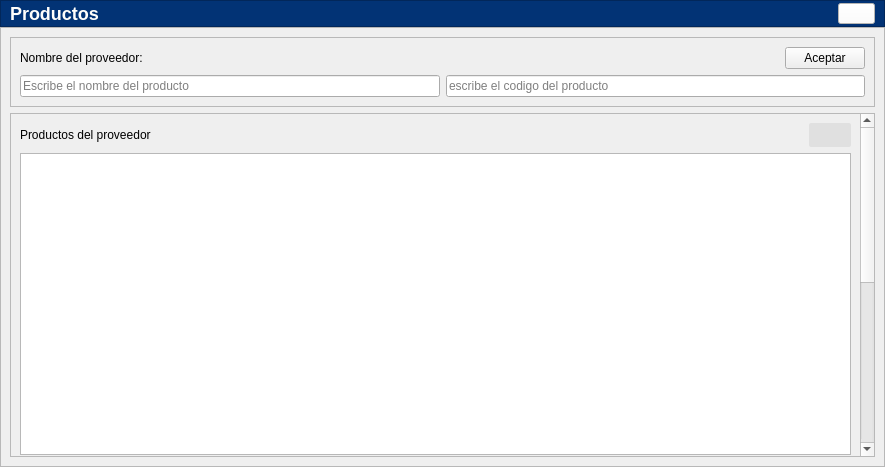
Above: app/View/UserInterfaceUi/UI_SELECCIONAR_PRODUCTOS_DEL_VENDEDOR.ui from LAngelVp/software-punto-de-venta before the change. Below: the same form after it.
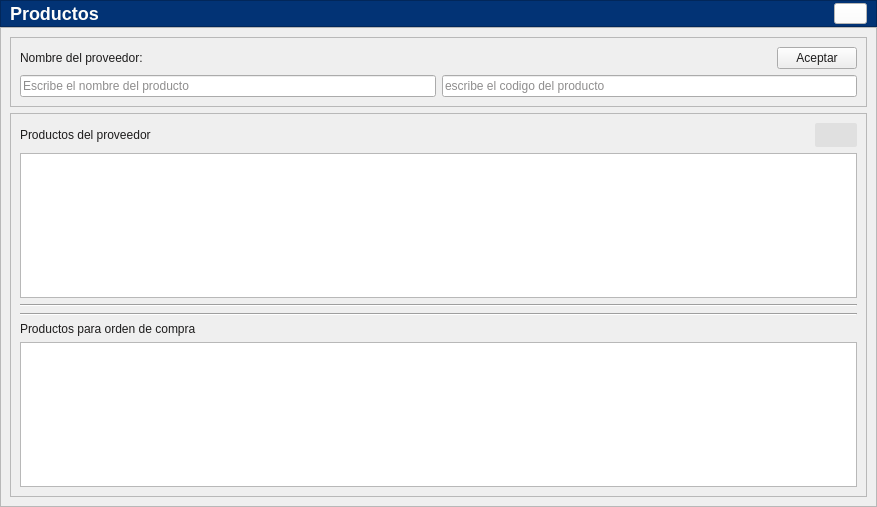
That is the form after the change. Icons and pictures are not drawn.

Diff of the .ui file:
```diff
--- a/app/View/UserInterfaceUi/UI_SELECCIONAR_PRODUCTOS_DEL_VENDEDOR.ui
+++ b/app/View/UserInterfaceUi/UI_SELECCIONAR_PRODUCTOS_DEL_VENDEDOR.ui
@@ -6,15 +6,20 @@
    <rect>
     <x>0</x>
     <y>0</y>
-    <width>885</width>
-    <height>467</height>
+    <width>877</width>
+    <height>507</height>
    </rect>
   </property>
   <property name="windowTitle">
    <string>Form</string>
   </property>
   <property name="styleSheet">
-   <string notr="true">#contenedor_encabezado{
+   <string notr="true">*{ color: #1d1c1c;	}
+[objectName*=&quot;contenedor&quot;]{
+background: #fffefb;
+border: none;
+}
+#contenedor_encabezado{
 background: #023375;
 max-height: 25px;
 }
@@ -83,13 +88,15 @@
 [objectName*=&quot;tabla_&quot;] {
     font-family: Arial;
     font-size: 14px;
+background: #F5F5F5;
 }
+
 /* Encabezados de la tabla */
 [objectName*=&quot;tabla_&quot;] QHeaderView::section {
     background-color: #023375;
     color: white;
     font-family: &quot;Arial&quot;;
-    font-size: 14px;
+    font-size: 16px;
     padding: 5px;
     border: 1px solid gray;
 }
@@ -104,12 +111,6 @@
 [objectName*=&quot;tabla_&quot;] QHeaderView::vertical {
     background-color: #023375;
     color: white;
-}
-#tabla_productosProveedor{
-min-height: 300px;
-}
-#tabla_productosParaOrden{
-min-height: 300px;
 }</string>
   </property>
   <layout class="QGridLayout" name="gridLayout">
@@ -258,8 +259,8 @@
           <rect>
            <x>0</x>
            <y>0</y>
-           <width>849</width>
-           <height>709</height>
+           <width>853</width>
+           <height>351</height>
           </rect>
          </property>
          <layout class="QGridLayout" name="gridLayout_3">
```
Left out of the diff: 24 changed lines with no effect on the pictures.
